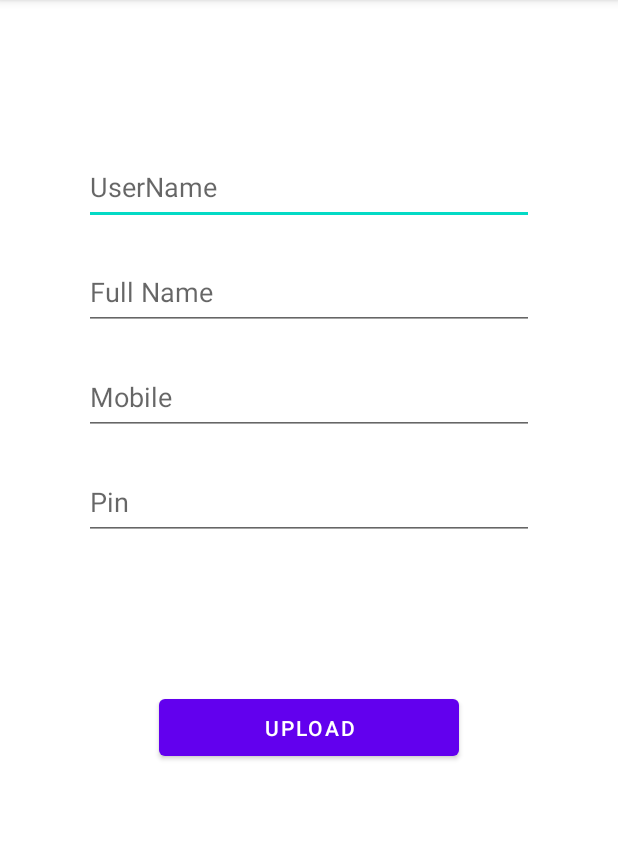
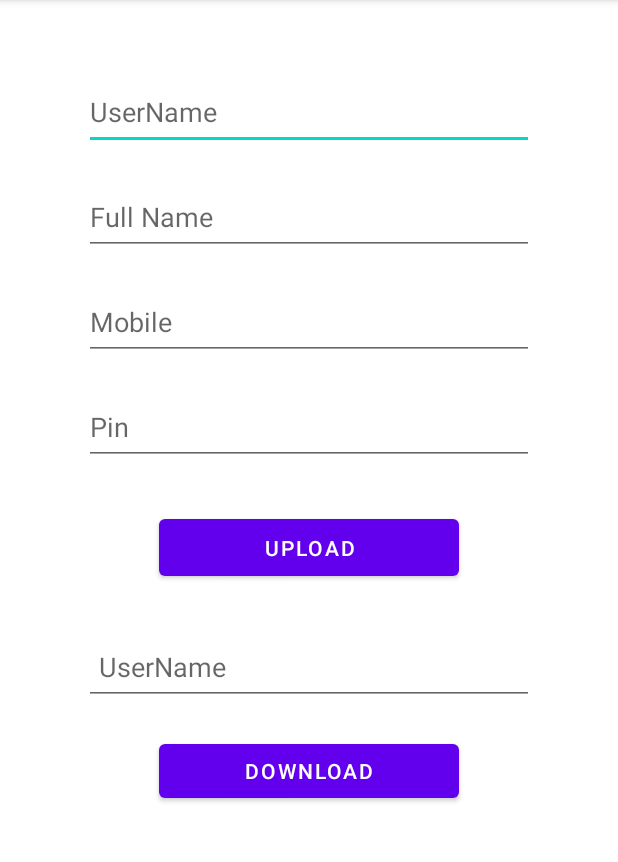
Before and after one commit to deshapriyakhatua/firstApi, an Android app: the screen it shows after launch (MainActivity), on a phone screen of 412 x 824 dp, the part 84-946 px from its top. Run offline under Robolectric (Android 15) with nearby library versions, the phone set to English and light mode, and no system bars; our stand-ins replace Firebase (no records; nobody signed in at launch, a user with empty details on screens opened directly).

Commit message:
05 11 2022

```diff
--- a/app/src/main/AndroidManifest.xml
+++ b/app/src/main/AndroidManifest.xml
@@ -1,6 +1,9 @@
 <?xml version="1.0" encoding="utf-8"?>
 <manifest xmlns:android="http://schemas.android.com/apk/res/android"
     xmlns:tools="http://schemas.android.com/tools">
+    <uses-permission android:name="android.permission.ACCESS_NETWORK_STATE"/>
+    <uses-permission android:name="android.permission.INTERNET"/>
+    <uses-permission android:name="android.permission.ACCESS_WIFI_STATE"/>
 
     <application
         android:allowBackup="true"
--- a/app/src/main/res/layout/activity_main.xml
+++ b/app/src/main/res/layout/activity_main.xml
@@ -10,7 +10,7 @@
         android:id="@+id/editTextUserName"
         android:layout_width="300dp"
         android:layout_height="50dp"
-        android:layout_marginTop="100dp"
+        android:layout_marginTop="50dp"
         android:ems="10"
         android:hint="UserName"
         android:inputType="textPersonName"
@@ -52,7 +52,7 @@
         android:layout_marginTop="20dp"
         android:ems="10"
         android:hint="Pin"
-        android:inputType="textPersonName"
+        android:inputType="number"
         app:layout_constraintEnd_toEndOf="parent"
         app:layout_constraintHorizontal_bias="0.5"
         app:layout_constraintStart_toStartOf="parent"
@@ -62,10 +62,49 @@
         android:id="@+id/button"
         android:layout_width="200dp"
         android:layout_height="50dp"
-        android:layout_marginTop="100dp"
+        android:layout_marginTop="30dp"
         android:text="Upload"
         app:layout_constraintEnd_toEndOf="parent"
         app:layout_constraintHorizontal_bias="0.5"
         app:layout_constraintStart_toStartOf="parent"
         app:layout_constraintTop_toBottomOf="@+id/editTextPin" />
+
+    <EditText
+        android:id="@+id/editTextUserNameDownload"
+        android:layout_width="300dp"
+        android:layout_height="50dp"
+        android:layout_marginTop="30dp"
+        android:ems="10"
+        android:hint="UserName"
+        android:inputType="textPersonName"
+        android:paddingStart="10dp"
+        android:paddingEnd="10dp"
+        app:layout_constraintEnd_toEndOf="parent"
+        app:layout_constraintHorizontal_bias="0.5"
+        app:layout_constraintStart_toStartOf="parent"
+        app:layout_constraintTop_toBottomOf="@+id/button" />
+
+    <Button
+        android:id="@+id/button2"
+        android:layout_width="200dp"
+        android:layout_height="wrap_content"
+        android:layout_marginTop="20dp"
+        android:text="Download"
+        app:layout_constraintEnd_toEndOf="parent"
+        app:layout_constraintHorizontal_bias="0.5"
+        app:layout_constraintStart_toStartOf="parent"
+        app:layout_constraintTop_toBottomOf="@+id/editTextUserNameDownload" />
+
+    <TextView
+        android:id="@+id/textView"
+        android:layout_width="300dp"
+        android:layout_height="100dp"
+        android:layout_marginTop="20dp"
+        android:padding="10dp"
+        app:layout_constraintEnd_toEndOf="parent"
+        app:layout_constraintHorizontal_bias="0.5"
+        app:layout_constraintStart_toStartOf="parent"
+        app:layout_constraintTop_toBottomOf="@+id/button2" />
+
+
 </androidx.constraintlayout.widget.ConstraintLayout>
--- a/build.gradle
+++ b/build.gradle
@@ -6,4 +6,5 @@ buildscript {
 plugins {
     id 'com.android.application' version '7.3.1' apply false
     id 'com.android.library' version '7.3.1' apply false
+    id 'com.google.gms.google-services' version '4.3.14' apply false
 }
```
Also changed, not shown: app/src/main/java/com/example/firstapi/MainActivity.java (+63 -12 lines), 1 other file.
